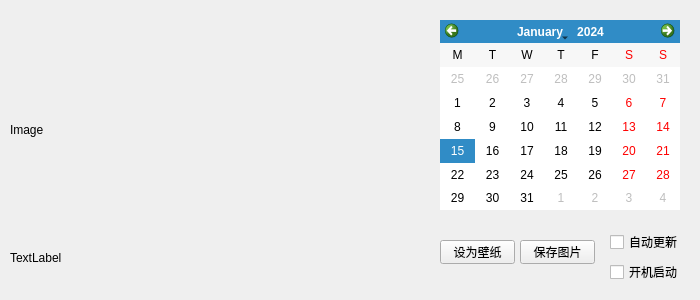
Old version of the form mainwindow.ui in the repository hanhuang22/mybingwallpaper.
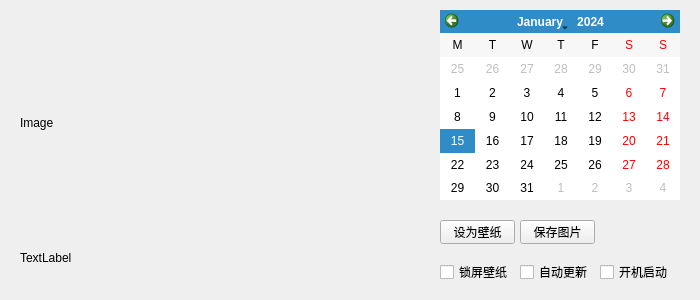
New version of the form.

Commit message: requireadmin, lockscreen checkbox, first start check

What changed in the file:
```diff
--- a/mainwindow.ui
+++ b/mainwindow.ui
@@ -36,7 +36,7 @@
     <property name="geometry">
      <rect>
       <x>440</x>
-      <y>20</y>
+      <y>10</y>
       <width>240</width>
       <height>190</height>
      </rect>
@@ -74,7 +74,7 @@
     <property name="geometry">
      <rect>
       <x>440</x>
-      <y>240</y>
+      <y>220</y>
       <width>75</width>
       <height>24</height>
      </rect>
@@ -87,7 +87,7 @@
     <property name="geometry">
      <rect>
       <x>520</x>
-      <y>240</y>
+      <y>220</y>
       <width>75</width>
       <height>24</height>
      </rect>
@@ -99,10 +99,10 @@
    <widget class="QLabel" name="label">
     <property name="geometry">
      <rect>
-      <x>10</x>
+      <x>20</x>
       <y>10</y>
       <width>400</width>
-      <height>240</height>
+      <height>225</height>
      </rect>
     </property>
     <property name="text">
@@ -112,7 +112,7 @@
    <widget class="QLabel" name="label_2">
     <property name="geometry">
      <rect>
-      <x>10</x>
+      <x>20</x>
       <y>250</y>
       <width>400</width>
       <height>16</height>
@@ -140,7 +140,7 @@
    <widget class="QCheckBox" name="autoStartCheckBox">
     <property name="geometry">
      <rect>
-      <x>610</x>
+      <x>600</x>
       <y>260</y>
       <width>75</width>
       <height>24</height>
@@ -153,9 +153,9 @@
    <widget class="QCheckBox" name="autoUpdateCheckBox">
     <property name="geometry">
      <rect>
-      <x>610</x>
-      <y>230</y>
-      <width>71</width>
+      <x>520</x>
+      <y>260</y>
+      <width>75</width>
       <height>24</height>
      </rect>
     </property>
@@ -163,6 +163,19 @@
      <string>自动更新</string>
     </property>
    </widget>
+   <widget class="QCheckBox" name="checkBox">
+    <property name="geometry">
+     <rect>
+      <x>440</x>
+      <y>260</y>
+      <width>75</width>
+      <height>24</height>
+     </rect>
+    </property>
+    <property name="text">
+     <string>锁屏壁纸</string>
+    </property>
+   </widget>
   </widget>
  </widget>
  <resources/>
```
The commit also changes 5 other files.
